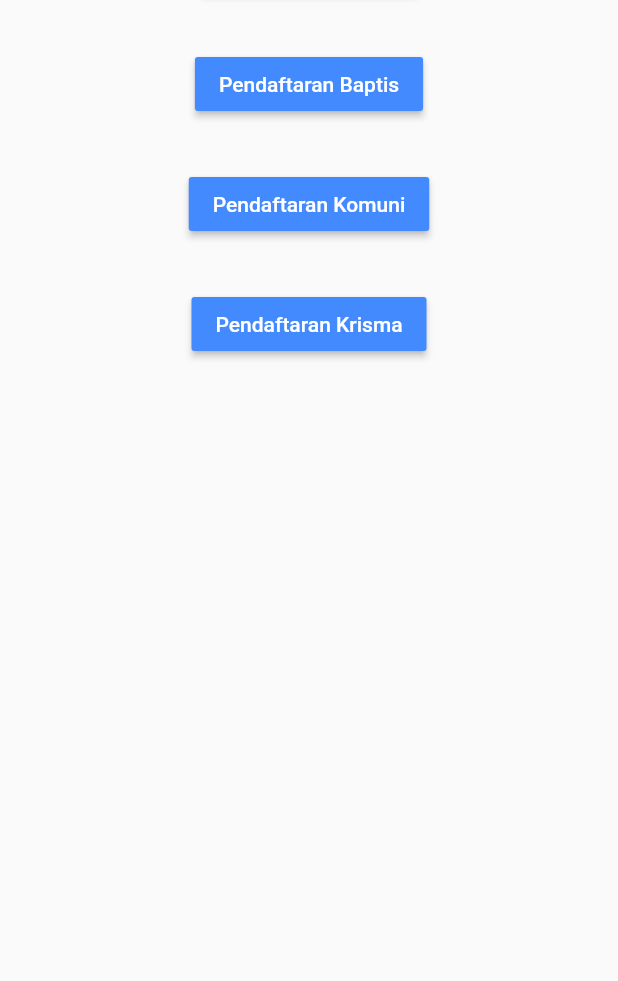
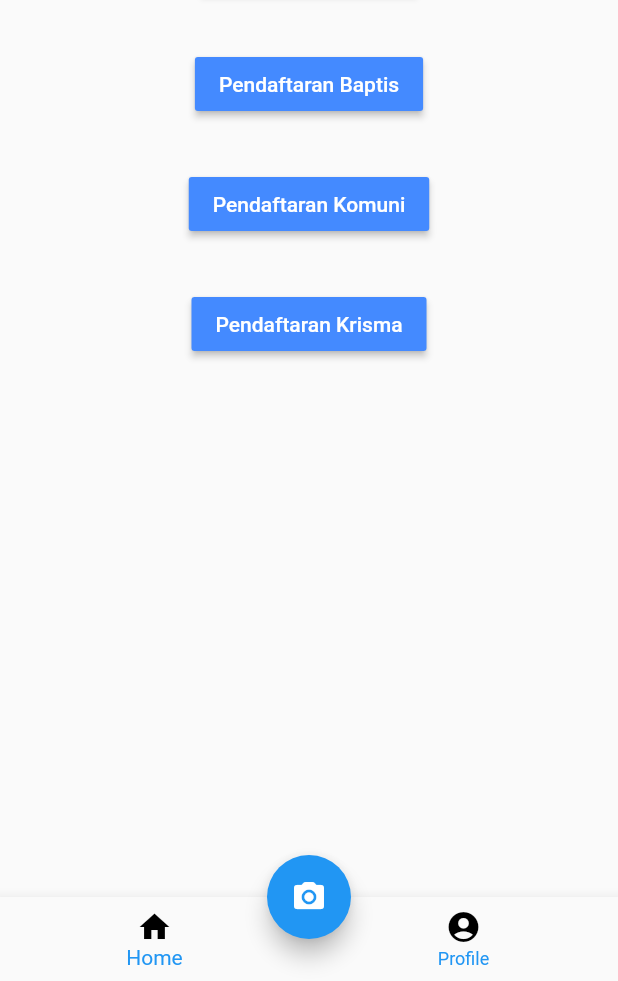
Before and after one commit to DavidDimasPatty/Pelayanan-Iman-Katolik, a Flutter app: the HomePage screen opened directly with empty values, on a phone screen of 412 x 824 dp, the part 255-1236 px from its top. Run offline on Flutter 3.47's test engine with Material 2 defaults, Android fonts, the phone set to English and light mode, and no system bars; missing offline and left inert: mongo_dart.

```diff
--- a/lib/homePage.dart
+++ b/lib/homePage.dart
@@ -80,6 +80,36 @@ class HomePage extends StatelessWidget {
           ),
         ],
       )),
+      bottomNavigationBar: BottomNavigationBar(
+        type: BottomNavigationBarType.fixed,
+        showUnselectedLabels: true,
+        unselectedItemColor: Colors.blue,
+        items: <BottomNavigationBarItem>[
+          BottomNavigationBarItem(
+            icon: Icon(Icons.home, color: Color.fromARGB(255, 0, 0, 0)),
+            label: "Home",
+          ),
+          BottomNavigationBarItem(
+            icon: Icon(Icons.account_circle_rounded,
+                color: Color.fromARGB(255, 0, 0, 0)),
+            label: "Profile",
+          )
+        ],
+        onTap: (index) {
+          if (index == 1) {
+            Navigator.push(
+              context,
+              MaterialPageRoute(builder: (context) => Profile(names, emails)),
+            );
+          } else if (index == 0) {}
+        },
+      ),
+      floatingActionButtonLocation: FloatingActionButtonLocation.centerDocked,
+      floatingActionButton: new FloatingActionButton(
+        onPressed: () {},
+        tooltip: 'Increment',
+        child: new Icon(Icons.camera_alt_rounded),
+      ),
     );
   }
 }
```
Also changed, not shown: lib/profile.dart (+32 -0 lines), lib/tiketSaya.dart (added, +135 -0 lines).
